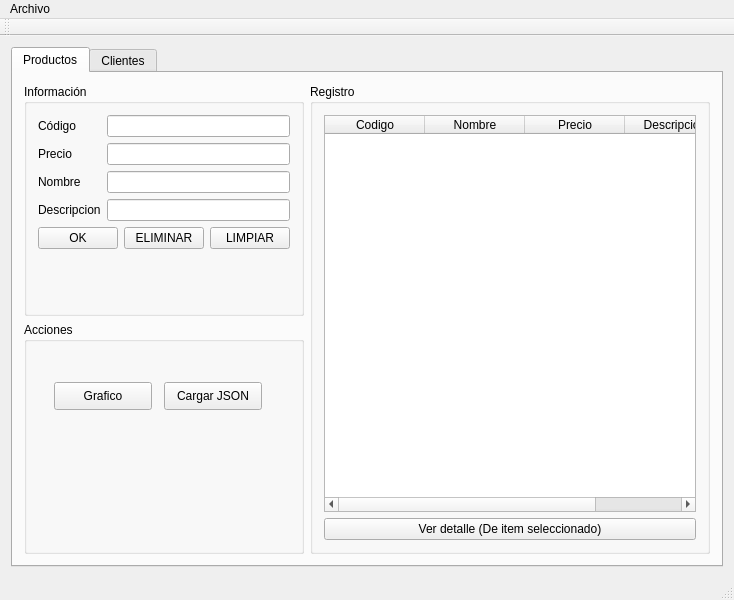
This is mainwindow.ui in MacoChave/Practica1_SalesManager as Qt 5 draws it before an edit. The edited form follows.
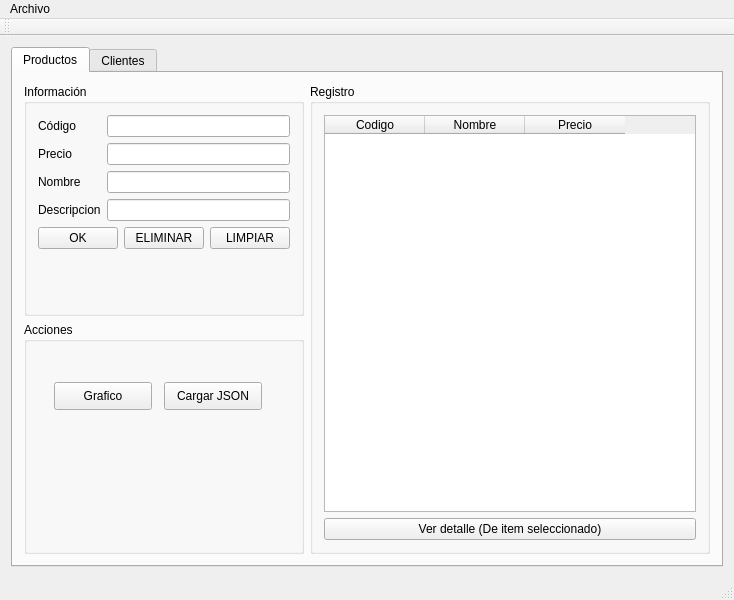
This is the edited form.

The edit to the form file:
```diff
--- a/mainwindow.ui
+++ b/mainwindow.ui
@@ -147,11 +147,6 @@
                <string>Precio</string>
               </property>
              </column>
-             <column>
-              <property name="text">
-               <string>Descripcion</string>
-              </property>
-             </column>
             </widget>
            </item>
           </layout>
```
